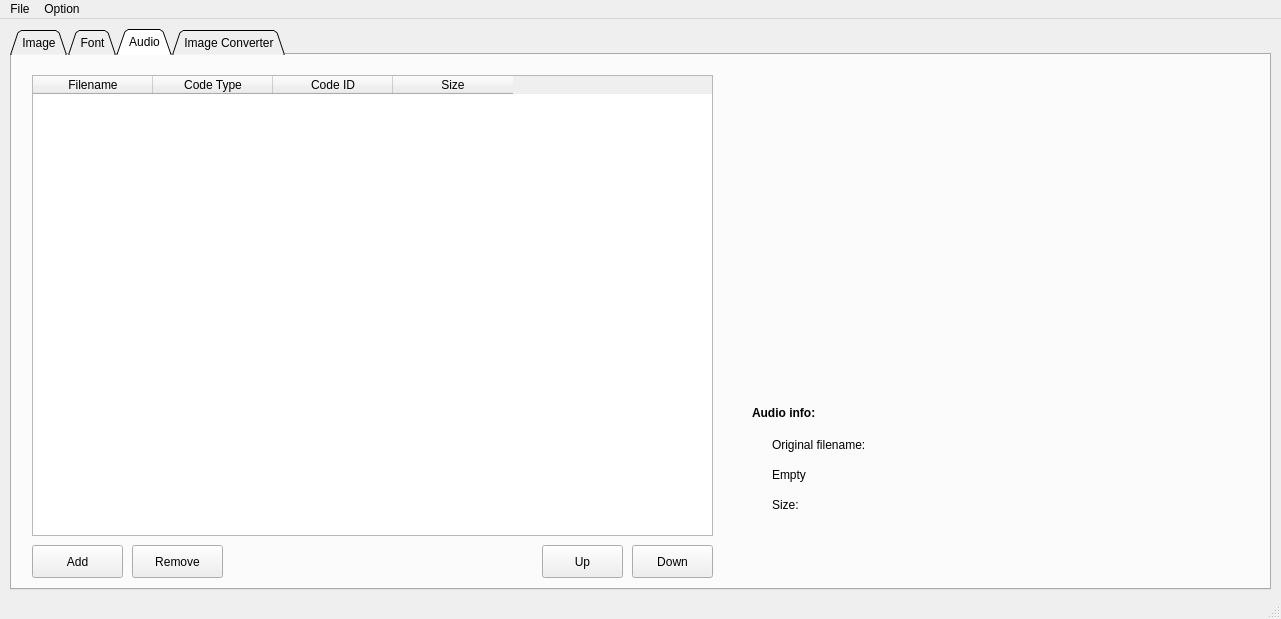
First picture: the form in mainwindow.ui, repository aroyer-qc/GUI_Builder, before the edit.
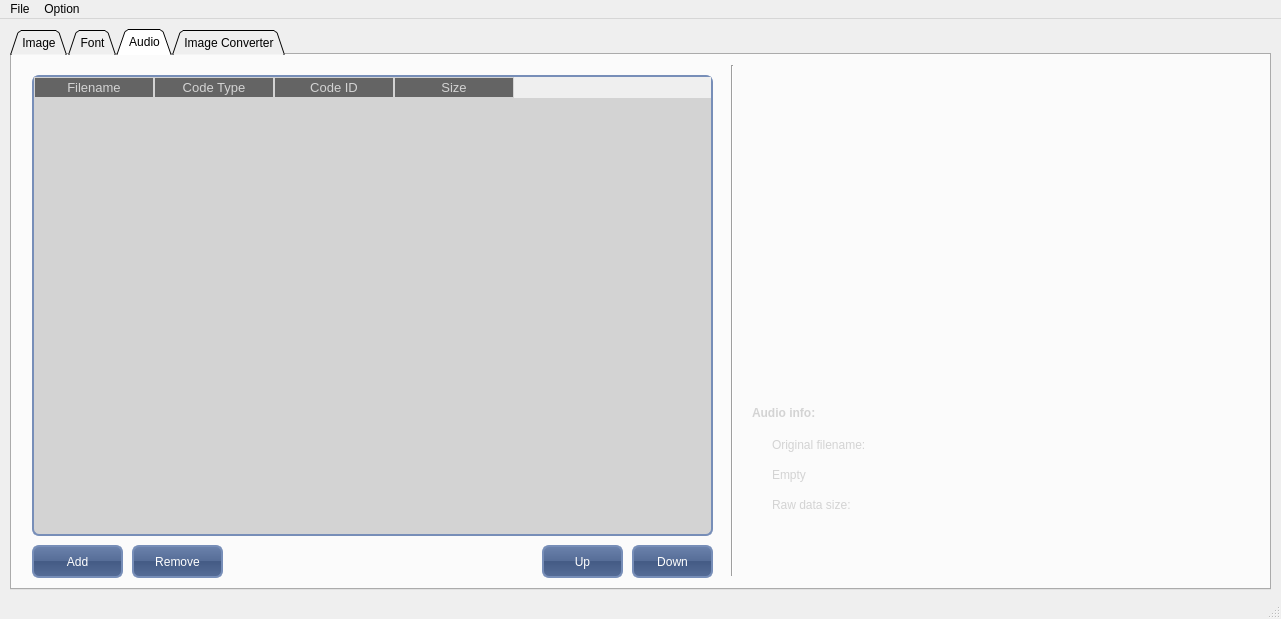
Second picture: the form after the edit. The open tabs and pages were chosen to show the change. Icons and pictures are not drawn.

The edit to the form file:
```diff
--- a/mainwindow.ui
+++ b/mainwindow.ui
@@ -36,6 +36,161 @@
    <bool>false</bool>
   </property>
   <widget class="QWidget" name="centralWidget">
+   <property name="styleSheet">
+    <string notr="true">QLabel {
+font: bold &quot;Ubuntu&quot;;
+font-size: 12px;
+color: lightgray;
+}
+
+QComboBox{
+background-color: QLinearGradient( x1: 0, y1: 0, x2: 0, y2: 1,  stop: 0 #6B82AC, stop: 0.49 #566D97, stop: 0.5 #445B85, stop: 1 #566D97);
+color: white;
+border-width: 2px;
+border-color: #778EB8;
+border-style: solid;
+border-radius: 7px;
+padding: 3px;
+font: bold &quot;Ubuntu&quot;;
+font-size: 12px;
+padding-left: 5px;
+padding-right: 5px;
+}
+
+QComboBox::drop-down {
+    subcontrol-origin: padding;
+    subcontrol-position: top right;
+	image: url(:/Images/down.png);
+/*    border-left-width: 1px; */
+    border-left-color: darkgray;
+    border-left-style: solid; /* just a single line */
+    border-top-right-radius: 3px; /* same radius as the QComboBox */
+    border-bottom-right-radius: 3px;
+}
+
+QPushButton {
+color: white;
+background-color: QLinearGradient( x1: 0, y1: 0, x2: 0, y2: 1,  stop: 0 #6B82AC, stop: 0.49 #566D97, stop: 0.5 #445B85, stop: 1 #566D97);
+border-width: 2px;
+border-color: #778EB8;
+border-style: solid;
+border-radius: 7;
+padding: 3px;
+font: bold &quot;Ubuntu&quot;;
+font-size: 12px;
+padding-left: 5px;
+padding-right: 5px;
+}
+QScrollBar:horizontal {
+border-width: 2px;
+border-color: #778EB8;
+border-style: solid;
+border-radius: 4px;
+background: lightgray;
+height: 15px;
+margin: 0px 20px 0 20px;
+}
+
+QScrollBar::handle:horizontal {
+background-color: QLinearGradient( x1: 0, y1: 0, x2: 0, y2: 1,  stop: 0 #6B82AC, stop: 0.49 #566D97, stop: 0.5 #445B85, stop: 1 #566D97);;
+border-width: 2px;
+border-color: #778EB8;
+border-style: solid;
+border-radius: 4px;
+}
+
+QScrollBar::add-line:horizontal {
+    border: 2px solid grey;
+    background: #32CC99;
+    width: 20px;
+    subcontrol-position: right;
+    subcontrol-origin: margin;
+}
+
+QScrollBar::sub-line:horizontal {
+    border: 2px solid grey;
+    background: #32CC99;
+    width: 20px;
+    subcontrol-position: left;
+    subcontrol-origin: margin;
+}
+ QScrollBar::left-arrow:horizontal, QScrollBar::right-arrow:horizontal {
+     border-color: solid grey;
+	 border-radius: 4px;
+     border-width: 2px;
+     border-height: 2px;
+     background: white;
+ }
+
+ QScrollBar:vertical {
+border-width: 2px;
+border-color: #778EB8;
+border-style: solid;
+background: lightgray;
+width: 15px;
+margin: 22px 0 22px 0;
+ }
+
+QScrollBar::handle:vertical {
+background-color: QLinearGradient( x1: 0, y1: 0, x2: 0, y2: 1,  stop: 0 #6B82AC, stop: 0.49 #566D97, stop: 0.5 #445B85, stop: 1 #566D97);;
+border-width: 2px;
+border-color: #778EB8;
+border-style: solid;
+border-radius: 4px;
+}
+
+ QScrollBar::add-line:vertical {
+     border: 2px solid grey;
+     background: #68F;
+     height: 20px;
+     subcontrol-position: bottom;
+     subcontrol-origin: margin;
+ }
+
+ QScrollBar::sub-line:vertical {
+     border: 2px solid grey;
+     background: #32CC99;
+     height: 20px;
+     subcontrol-position: top;
+     subcontrol-origin: margin;
+ }
+ QScrollBar::up-arrow:vertical, QScrollBar::down-arrow:vertical {
+     border-color: solid grey;
+	 border-radius: 4px;
+     border-width: 2px;
+     border-height: 2px;
+     background: white;
+ }
+
+ QScrollBar::add-page:vertical, QScrollBar::sub-page:vertical {
+     background: none;
+ }
+
+QTableWidget { 
+background-color: lightgray;
+selection-background-color: #778EB8;
+selection-color: white;
+border-width: 2px;
+border-color: #778EB8;
+border-style: solid;
+border-radius: 7px;
+font: bold &quot;Ubuntu&quot;;
+font-size: 12px;
+}
+
+QHeaderView::section {			/* this is for the header in the QTableWidget*/
+background-color: #646464;
+color: lightgray;
+/*padding: 2px;*/
+font: bold &quot;Ubuntu&quot;;
+font-size: 13px;
+border-width: 1px;
+border-color: lightgray;
+border-style: solid;
+/*border-radius: 1px;*/
+}
+</string>
+   </property>
    <widget class="QTabWidget" name="TabFunctionSelect">
     <property name="geometry">
      <rect>
@@ -1188,6 +1343,7 @@
       </property>
       <property name="font">
        <font>
+        <pointsize>-1</pointsize>
         <italic>false</italic>
         <bold>true</bold>
        </font>
@@ -1196,6 +1352,19 @@
        <string>Audio info:</string>
       </property>
      </widget>
+     <widget class="Line" name="line_V_Image_2">
+      <property name="geometry">
+       <rect>
+        <x>710</x>
+        <y>10</y>
+        <width>20</width>
+        <height>511</height>
+       </rect>
+      </property>
+      <property name="orientation">
+       <enum>Qt::Vertical</enum>
+      </property>
+     </widget>
      <widget class="QLabel" name="LabelStaticSizeAudio">
       <property name="geometry">
        <rect>
@@ -1206,7 +1375,7 @@
        </rect>
       </property>
       <property name="text">
-       <string>Size:</string>
+       <string>Raw data size:</string>
       </property>
      </widget>
     </widget>
```
Left out of the diff: 96 changed lines with no effect on the pictures.
